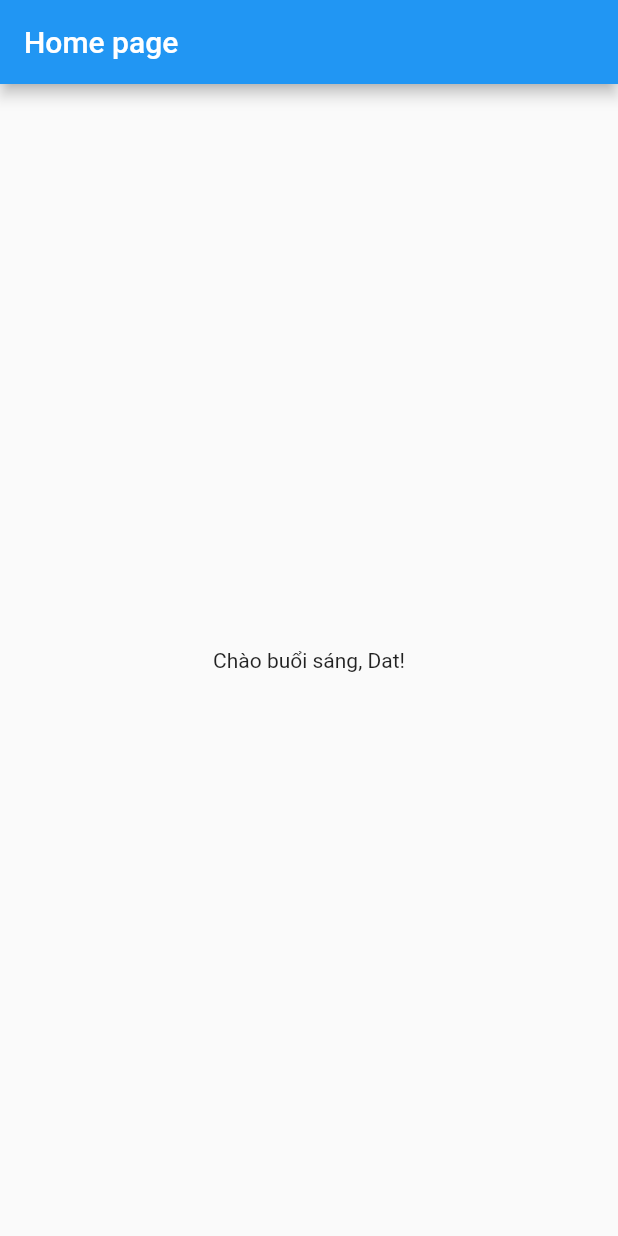
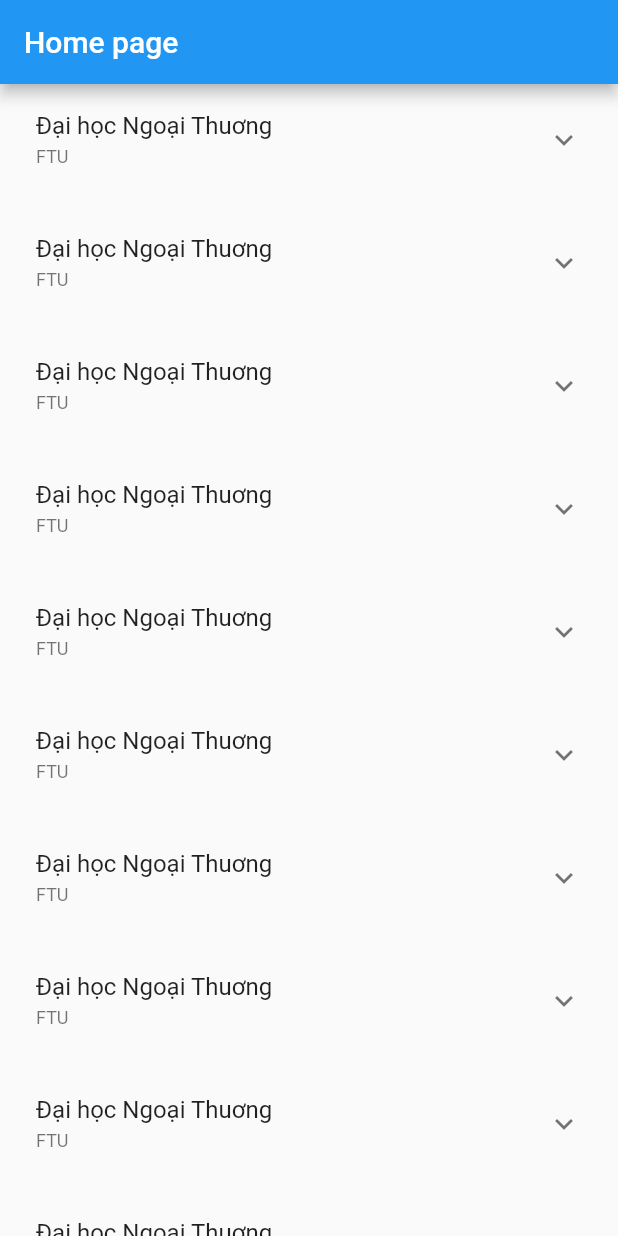
Before and after one commit to datdang1995/school_me, a Flutter app: the screen it shows after launch, on a phone screen of 412 x 824 dp. Run offline on Flutter 3.47's test engine with Material 2 defaults, Android fonts, the light colour scheme and no system bars; our stand-ins replace auto_route, hooks_riverpod, riverpod_annotation; missing offline and left inert: fimber; generated files the repository leaves out were written again.

Commit message:
update context extension

```diff
--- a/lib/app.dart
+++ b/lib/app.dart
@@ -17,6 +17,8 @@
       localizationsDelegates: AppLocalizations.localizationsDelegates,
       supportedLocales: AppLocalizations.supportedLocales,
       locale: const Locale('vi'),
+      theme: ThemeData.light(),
+      darkTheme: ThemeData.dark(),
     );
   }
 }
--- /dev/null
+++ b/lib/infrastructure/core/constants/lorem.dart
@@ -0,0 +1,5 @@
+class AppConstants {
+  static const lorem =
+      '''Lorem ipsum dolor sit amet, consectetur adipiscing elit. Nulla fermentum viverra massa eu pellentesque. Sed nunc purus, egestas non nisl vitae, sollicitudin gravida mauris. Duis luctus lectus a mattis venenatis. Integer lorem eros, suscipit sit amet ultricies eget, tempus ac purus. Vivamus ut velit vel purus auctor tristique sit amet at magna. Vivamus pretium diam nibh, at commodo arcu convallis id. Sed eget enim posuere, porttitor metus quis, gravida tellus. Quisque eu semper urna. Integer imperdiet bibendum magna, vel finibus mauris feugiat et. Morbi ultrices eu erat ut suscipit. Phasellus vitae quam vel neque vulputate accumsan ac a nunc. Aliquam et laoreet justo. Duis congue, dui quis porttitor vestibulum, ipsum nisi vestibulum lorem, id tincidunt enim dolor ac ex. Praesent nec arcu erat. Aenean mollis metus arcu, ut porta lorem placerat vel. Maecenas eget arcu sit amet augue sollicitudin dignissim.
+Vivamus in venenatis nunc. Nulla pellentesque sit amet nisl tempor posuere. Phasellus odio ipsum, sagittis in augue sed, fringilla posuere tellus. Suspendisse accumsan, ipsum a consectetur pharetra, massa turpis tempor mauris, non fringilla nisi dui et nulla. Nunc tempus ante ut turpis egestas pulvinar. Integer vestibulum dui eros, blandit posuere lectus viverra a. Aliquam mollis ullamcorper neque, et rutrum sem malesuada nec. Donec in luctus dolor. Integer convallis aliquet feugiat. In ac urna sit amet lacus semper posuere ac eget odio.''';
+}
--- a/lib/infrastructure/core/extensions/context_extension.dart
+++ b/lib/infrastructure/core/extensions/context_extension.dart
@@ -1,7 +1,10 @@
 import 'package:flutter/material.dart';
+import 'package:flutter_gen/gen_l10n/app_localizations.dart';
 
 extension BuildContextExt on BuildContext {
-  TextTheme get theme => Theme.of(this).textTheme;
+  TextTheme get textTheme => Theme.of(this).textTheme;
 
   Size get size => MediaQuery.of(this).size;
+
+  AppLocalizations? get translate => AppLocalizations.of(this);
 }
--- a/lib/l10n/app_en.arb
+++ b/lib/l10n/app_en.arb
@@ -1,4 +1,6 @@
 {
     "greeting": "Good {timeOfDay, select, morning{morning} afternoon{afternoon} evening{evening} other{day}}, {userName}!",
-    "daysLeft": "{days, plural, =0{Today is the day} =1{One day left} other{{days} days left}}"
+    "daysLeft": "{days, plural, =0{Today is the day} =1{One day left} other{{days} days left}}",
+    "school_ftu": "Foreign Trade University",
+    "school_introduction": "School Introduction"
 }
--- a/lib/l10n/app_vi.arb
+++ b/lib/l10n/app_vi.arb
@@ -22,5 +22,7 @@
         "format": "compact"
       }
     }
-  }
+  },
+  "school_ftu": "Đại học Ngoại Thuơng",
+  "school_introduction": "Giới thiệu về trường"
 }
--- a/lib/presentation/pages/home_page.dart
+++ b/lib/presentation/pages/home_page.dart
@@ -1,7 +1,7 @@
 import 'package:auto_route/auto_route.dart';
 import 'package:flutter/material.dart' hide TimeOfDay;
-import 'package:flutter_gen/gen_l10n/app_localizations.dart';
-import 'package:school_me/domain/home/enums/time_of_day.dart';
+import 'package:school_me/infrastructure/core/constants/lorem.dart';
+import 'package:school_me/infrastructure/core/extensions/context_extension.dart';
 
 @RoutePage()
 class HomePage extends StatelessWidget {
@@ -9,15 +9,30 @@
 
   @override
   Widget build(BuildContext context) {
-    const time = TimeOfDay.morning;
-
     return Scaffold(
       appBar: AppBar(
         title: const Text('Home page'),
       ),
-      body: Center(
-        child: Text(
-          AppLocalizations.of(context)!.greeting('${time.current}', 'Dat'),
+      body: SafeArea(
+        child: ListView.separated(
+          itemCount: 100,
+          padding: const EdgeInsets.symmetric(horizontal: 8),
+          separatorBuilder: (context, index) => const SizedBox(height: 8),
+          itemBuilder: (context, index) {
+            return ExpansionTile(
+              title: Text(
+                context.translate?.school_ftu ?? '',
+                style: context.textTheme.titleMedium,
+              ),
+              subtitle: Text('FTU', style: context.textTheme.bodySmall),
+              children: [
+                ListTile(
+                  title: Text(context.translate?.school_introduction ?? ''),
+                  subtitle: const Text(AppConstants.lorem),
+                ),
+              ],
+            );
+          },
         ),
       ),
     );
```
